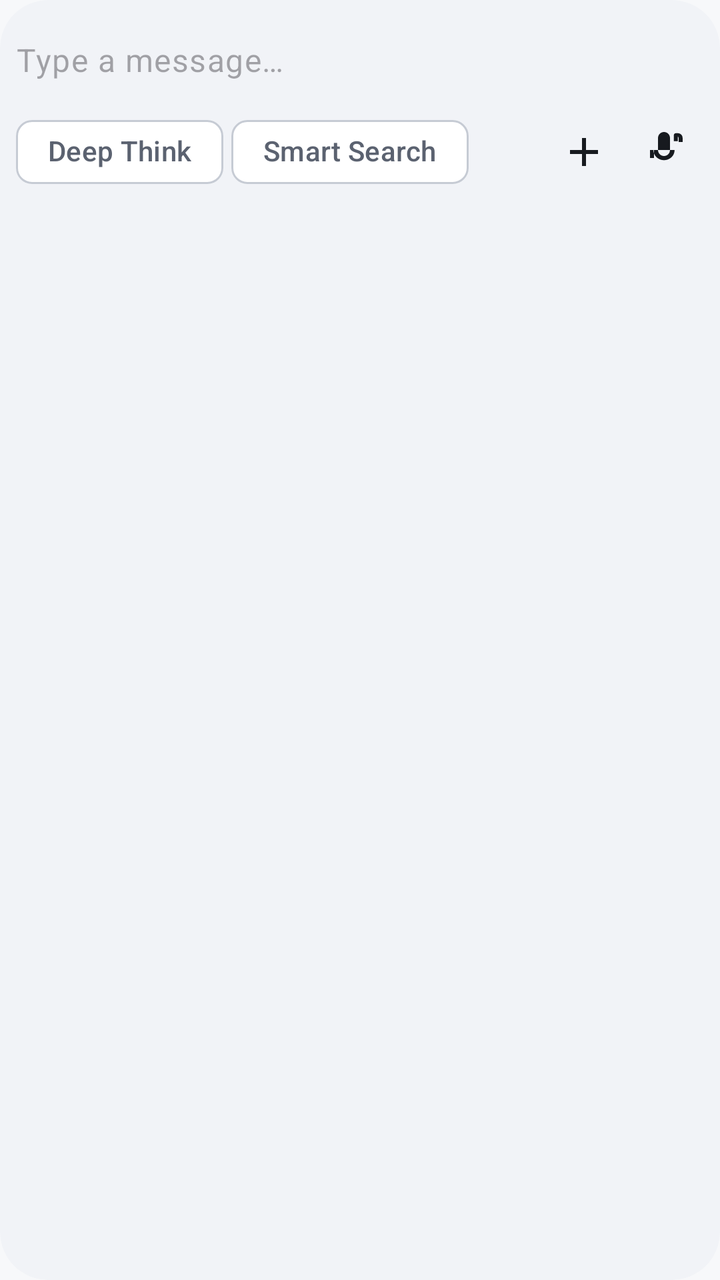
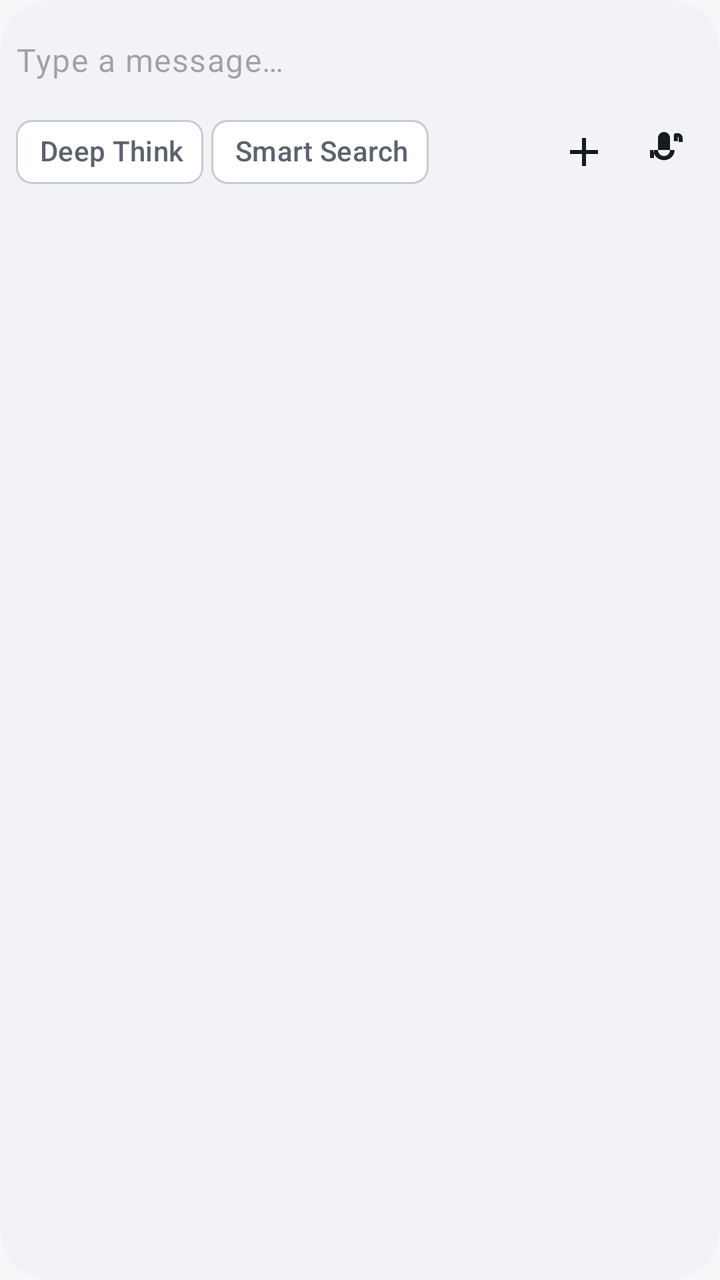

Screens rendered from an Android XML layout before and after an edit, with the pre-edit source and the edit as a unified diff.
<!-- AndroidManifest.xml: application theme Theme.MyApplication -->
<!-- res/layout/view_chat_input_box.xml -->
<?xml version="1.0" encoding="utf-8"?>
<com.google.android.material.card.MaterialCardView xmlns:android="http://schemas.android.com/apk/res/android"
    xmlns:app="http://schemas.android.com/apk/res-auto"
    android:layout_width="match_parent"
    android:layout_height="wrap_content"
    app:cardCornerRadius="24dp"
    app:cardElevation="0dp"
    app:strokeWidth="0dp"
    app:cardBackgroundColor="?attr/colorSurfaceContainer">

    <LinearLayout
        android:layout_width="match_parent"
        android:layout_height="wrap_content"
        android:orientation="vertical"
        android:padding="8dp">

        
        <androidx.recyclerview.widget.RecyclerView
            android:id="@+id/rvAttachments"
            android:layout_width="match_parent"
            android:layout_height="wrap_content"
            android:visibility="gone"
            android:clipToPadding="false"
            android:paddingStart="4dp"
            android:paddingEnd="4dp" />

        
        <FrameLayout
            android:id="@+id/firstRowContainer"
            android:layout_width="match_parent"
            android:layout_height="wrap_content"
            android:layout_marginTop="2dp">

            
            <com.google.android.material.textfield.TextInputLayout
                android:id="@+id/inputLayout"
                style="@style/Widget.Material3.TextInputLayout.OutlinedBox"
                android:layout_width="match_parent"
                android:layout_height="wrap_content"
                app:boxBackgroundMode="none"
                app:boxStrokeWidth="0dp"
                app:boxStrokeWidthFocused="0dp"
                app:hintEnabled="false">

                <com.google.android.material.textfield.TextInputEditText
                    android:id="@+id/inputText"
                    android:layout_width="match_parent"
                    android:layout_height="wrap_content"
                    android:minHeight="40dp"
                    android:paddingStart="0dp"
                    android:paddingEnd="0dp"
                    android:paddingTop="8dp"
                    android:paddingBottom="8dp"
                    android:hint="@string/chat_input_hint"
                    android:inputType="text"
                    android:maxLines="1"
                    android:imeOptions="actionSend"
                    android:scrollbars="none"
                    android:textAppearance="@style/TextAppearance.DoDroid.BodyLarge" />

            </com.google.android.material.textfield.TextInputLayout>

            
            <TextView
                android:id="@+id/voiceHint"
                android:layout_width="match_parent"
                android:layout_height="48dp"
                android:gravity="center"
                android:text="@string/voice_hold_to_speak"
                android:textAppearance="@style/TextAppearance.DoDroid.BodyLarge"
                android:background="@drawable/bg_voice_hint"
                android:visibility="gone" />

        </FrameLayout>

        
        <LinearLayout
            android:layout_width="match_parent"
            android:layout_height="wrap_content"
            android:layout_marginTop="2dp"
            android:orientation="horizontal"
            android:gravity="center_vertical">

            <com.google.android.material.chip.Chip
                android:id="@+id/btnThink"
                style="@style/Widget.Material3.Chip.Filter"
                android:layout_width="wrap_content"
                android:layout_height="wrap_content"
                android:checkable="true"
                android:text="@string/deep_think"
                app:chipIcon="@drawable/ic_think"
                app:chipIconSize="16dp" />

            <com.google.android.material.chip.Chip
                android:id="@+id/btnWebSearch"
                style="@style/Widget.Material3.Chip.Filter"
                android:layout_width="wrap_content"
                android:layout_height="wrap_content"
                android:layout_marginStart="4dp"
                android:checkable="true"
                android:text="@string/web_search"
                app:chipIcon="@drawable/ic_web_search"
                app:chipIconSize="16dp" />

            <View
                android:layout_width="0dp"
                android:layout_height="0dp"
                android:layout_weight="1" />

            <ImageButton
                android:id="@+id/btnAdd"
                android:layout_width="40dp"
                android:layout_height="40dp"
                android:background="?attr/selectableItemBackgroundBorderless"
                android:src="@drawable/ic_add"
                android:contentDescription="@string/add"
                android:scaleType="centerInside" />

            <ImageButton
                android:id="@+id/btnModeSwitch"
                android:layout_width="40dp"
                android:layout_height="40dp"
                android:background="?attr/selectableItemBackgroundBorderless"
                android:src="@drawable/ic_mic"
                android:contentDescription="@string/switch_mode"
                android:scaleType="centerInside" />

            <ImageButton
                android:id="@+id/btnSend"
                android:layout_width="40dp"
                android:layout_height="40dp"
                android:layout_marginStart="4dp"
                android:background="@drawable/bg_send_button"
                android:padding="10dp"
                android:src="@drawable/ic_send"
                android:contentDescription="@string/send"
                android:scaleType="fitCenter"
                android:visibility="gone" />

        </LinearLayout>

    </LinearLayout>

</com.google.android.material.card.MaterialCardView>
<!-- resources referenced by this layout -->
<resources>
  <!-- drawable bg_send_button (drawable) -->
  <?xml version="1.0" encoding="utf-8"?>
  <shape xmlns:android="http://schemas.android.com/apk/res/android"
      android:shape="oval">
      <solid android:color="?attr/colorPrimary" />
      <size android:width="36dp" android:height="36dp" />
  </shape>
  <!-- drawable bg_voice_hint (drawable) -->
  <?xml version="1.0" encoding="utf-8"?>
  <shape xmlns:android="http://schemas.android.com/apk/res/android"
      android:shape="rectangle">
      <solid android:color="?attr/colorSurface" />
      <corners android:radius="12dp" />
  </shape>
  <!-- drawable ic_add (drawable) -->
  <?xml version="1.0" encoding="utf-8"?>
  <vector xmlns:android="http://schemas.android.com/apk/res/android"
      android:width="24dp"
      android:height="24dp"
      android:viewportWidth="24"
      android:viewportHeight="24"
      android:tint="?attr/colorOnSurface">
      <path
          android:fillColor="@android:color/white"
          android:pathData="M19,13h-6v6h-2v-6H5v-2h6V5h2v6h6v2z"/>
  </vector>
  <!-- drawable ic_send (drawable) -->
  <?xml version="1.0" encoding="utf-8"?>
  <vector xmlns:android="http://schemas.android.com/apk/res/android"
      android:width="24dp"
      android:height="24dp"
      android:viewportWidth="24"
      android:viewportHeight="24"
      android:tint="?attr/colorOnPrimary">
      <path
          android:fillColor="@android:color/white"
          android:pathData="M2.01,21L23,12 2.01,3 2,10l15,2 -15,2z" />
  </vector>
  <!-- drawable ic_think (drawable) -->
  <?xml version="1.0" encoding="utf-8"?>
  <vector xmlns:android="http://schemas.android.com/apk/res/android"
      android:width="24dp"
      android:height="24dp"
      android:viewportWidth="24"
      android:viewportHeight="24"
      android:tint="?attr/colorOnSurface">
      <path
          android:fillColor="@android:color/white"
          android:pathData="M12,2C6.48,2 2,6.48 2,12s4.48,10 10,10 10,-4.48 10,-10S17.52,2 12,2zM12,20c-4.41,0 -8,-3.59 -8,-8s3.59,-8 8,-8 8,3.59 8,8 -3.59,8 -8,8zM12.5,7H11v6l5.25,3.15 0.75,-1.23 -4.5,-2.67z"/>
  </vector>
  <string name="add">Add</string>
  <string name="chat_input_hint">Type a message…</string>
  <string name="deep_think">Deep Think</string>
  <string name="send">Send</string>
  <string name="switch_mode">Switch Mode</string>
  <string name="voice_hold_to_speak">Hold to speak</string>
  <string name="web_search">Smart Search</string>
  <style name="TextAppearance.DoDroid.BodyLarge" parent="TextAppearance.Material3.BodyLarge">
          <item name="android:textColor">?attr/colorOnSurface</item>
      </style>
  <color name="m3_primary">#4C5FD5</color>
  <color name="m3_on_primary">#FFFFFF</color>
  <color name="m3_primary_container">#DDE2FF</color>
  <color name="m3_on_primary_container">#101A44</color>
  <color name="m3_secondary">#5A5F6B</color>
  <color name="m3_on_secondary">#FFFFFF</color>
  <color name="m3_background">#F7F8FA</color>
  <color name="m3_on_background">#171A1F</color>
  <color name="m3_surface">#FFFFFF</color>
  <color name="m3_on_surface">#171A1F</color>
  <color name="m3_surface_container">#F1F3F7</color>
  <color name="m3_on_surface_variant">#5B6270</color>
  <color name="m3_surface_container_high">#E9ECF2</color>
  <color name="m3_outline">#C6CBD4</color>
  <color name="m3_outline_variant">#E1E4EA</color>
  <color name="m3_error">#BA1A1A</color>
  <color name="m3_success">#1E8E5A</color>
  <color name="m3_warning">#B26A00</color>
  <!-- unchanged entries left out for length: 3 -->
</resources>

<!-- the commit's change to res/layout/view_chat_input_box.xml (unified diff, before → after) -->
@@ -88,6 +88,8 @@
                 android:layout_height="wrap_content"
                 android:checkable="true"
                 android:text="@string/deep_think"
+                app:chipStartPadding="4dp"
+                app:chipEndPadding="4dp"
                 app:chipIcon="@drawable/ic_think"
                 app:chipIconSize="16dp" />
 
@@ -99,6 +101,8 @@
                 android:layout_marginStart="4dp"
                 android:checkable="true"
                 android:text="@string/web_search"
+                app:chipStartPadding="4dp"
+                app:chipEndPadding="4dp"
                 app:chipIcon="@drawable/ic_web_search"
                 app:chipIconSize="16dp" />
 
